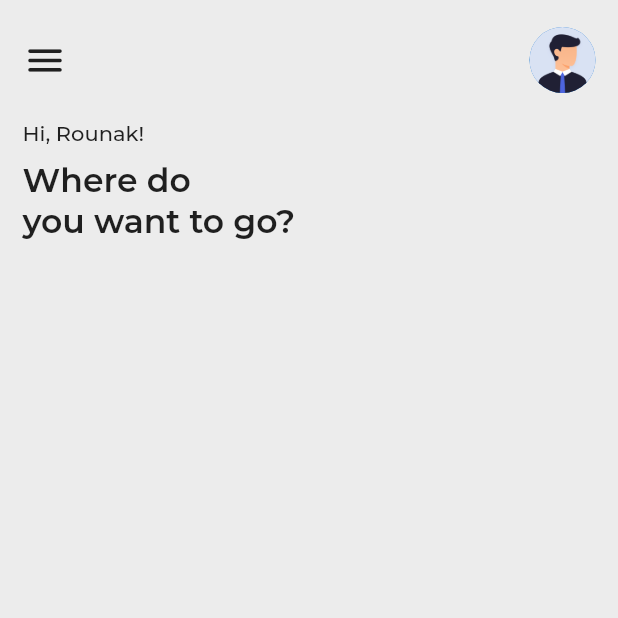
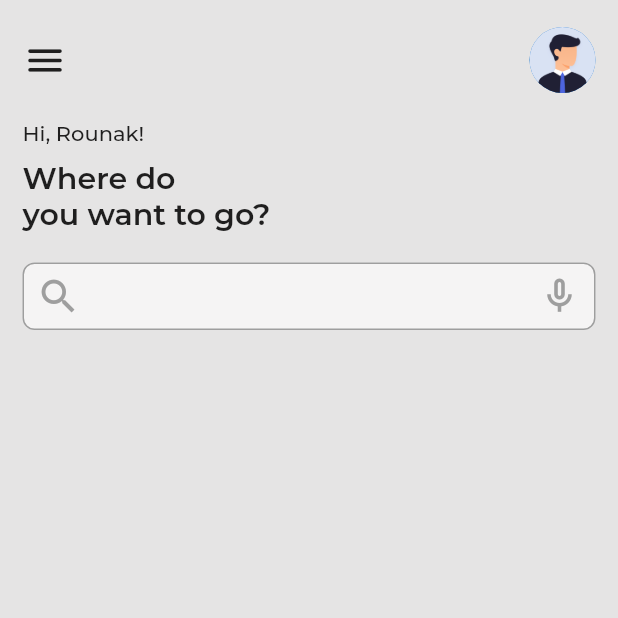
Before and after one commit to nirajankarki5/travel-app-design-challenge-ITSNP, a Flutter app: the screen it shows after launch, on a phone screen of 412 x 824 dp, the top half of it. Run offline on Flutter 3.47's test engine with Material 2 defaults, Android fonts, the light colour scheme and no system bars; project files that could hold a hidden picture were left out.

Commit message:
added search bar

```diff
--- a/lib/screens/home.dart
+++ b/lib/screens/home.dart
@@ -1,5 +1,6 @@
 import 'package:flutter/material.dart';
 import 'package:flutter_travel_itsnp/widgets/my_appbar.dart';
+import 'package:flutter_travel_itsnp/widgets/search_bar.dart';
 
 class HomeScreen extends StatelessWidget {
   const HomeScreen({Key? key}) : super(key: key);
@@ -7,7 +8,7 @@ class HomeScreen extends StatelessWidget {
   @override
   Widget build(BuildContext context) {
     return Scaffold(
-      backgroundColor: const Color(0xffececec),
+      backgroundColor: const Color(0xffe5e4e4),
       body: Container(
         padding: const EdgeInsets.symmetric(horizontal: 15),
         child: ListView(
@@ -22,8 +23,11 @@ class HomeScreen extends StatelessWidget {
             SizedBox(height: 10),
             Text(
               "Where do \nyou want to go?",
-              style: TextStyle(fontSize: 22, fontWeight: FontWeight.w600),
+              style: TextStyle(fontSize: 20, fontWeight: FontWeight.w600),
             ),
+            SizedBox(height: 20),
+            SearchBar(),
+            SizedBox(height: 20),
           ],
         ),
       ),
--- a/lib/widgets/search_bar.dart
+++ b/lib/widgets/search_bar.dart
@@ -5,6 +5,31 @@ class SearchBar extends StatelessWidget {
 
   @override
   Widget build(BuildContext context) {
-    return Container();
+    OutlineInputBorder border = OutlineInputBorder(
+      borderRadius: BorderRadius.circular(8),
+      borderSide: const BorderSide(color: Colors.grey, width: 1),
+    );
+    return Container(
+      height: 45,
+      child: TextField(
+        decoration: InputDecoration(
+          filled: true,
+          fillColor: Colors.white60,
+          prefixIcon: const Icon(
+            Icons.search,
+            size: 30,
+            color: Colors.grey,
+          ),
+          suffixIcon: const Icon(
+            Icons.mic_none_outlined,
+            size: 28,
+            color: Colors.grey,
+          ),
+          enabled: true,
+          enabledBorder: border,
+          focusedBorder: border,
+        ),
+      ),
+    );
   }
 }
```
